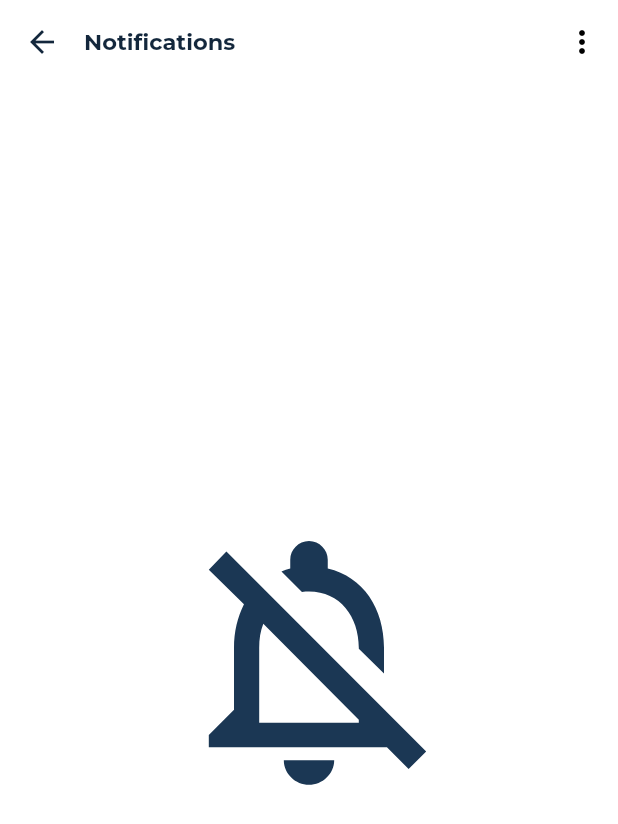
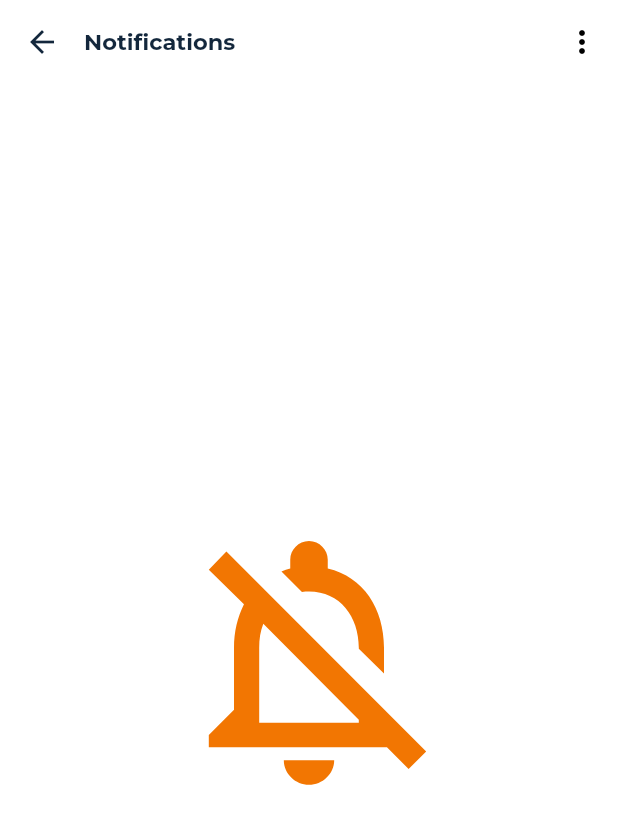
Before and after one commit to ObedYAMEOGO/edu_app_project, a Flutter app: the NotificationsView screen opened directly, on a phone screen of 412 x 824 dp. Shown: the top 824 px of the screen. Run offline on Flutter 3.47's test engine with Material 3 defaults, Android fonts, the light colour scheme and no system bars; our stand-ins replace audioplayers, badges, bloc, chewie, cloud_firestore, dartz and 19 more; missing offline and left inert: ffmpeg_kit_flutter, file_icon, flutter_link_previewer, flutter_stripe, purchases_flutter, youtube_metadata; accounts and stored records are empty; project files that could hold a hidden picture were left out.

Commit message:
Update no_notifications.dart

```diff
--- a/lib/src/notifications/presentation/widgets/no_notifications.dart
+++ b/lib/src/notifications/presentation/widgets/no_notifications.dart
@@ -1,4 +1,3 @@
-import 'package:edu_app_project/core/res/colours.dart';
 import 'package:flutter/material.dart';
 
 class NoNotifications extends StatelessWidget {
@@ -7,8 +6,11 @@ class NoNotifications extends StatelessWidget {
   @override
   Widget build(BuildContext context) {
     return Center(
-      child: Icon(Icons.notifications_off_outlined,
-          size: 200, color: Colours.secondaryColour),
+      child: Icon(
+        Icons.notifications_off_outlined,
+        size: 200,
+        color: Color.fromARGB(255, 242, 118, 2),
+      ),
     );
   }
 }
```
